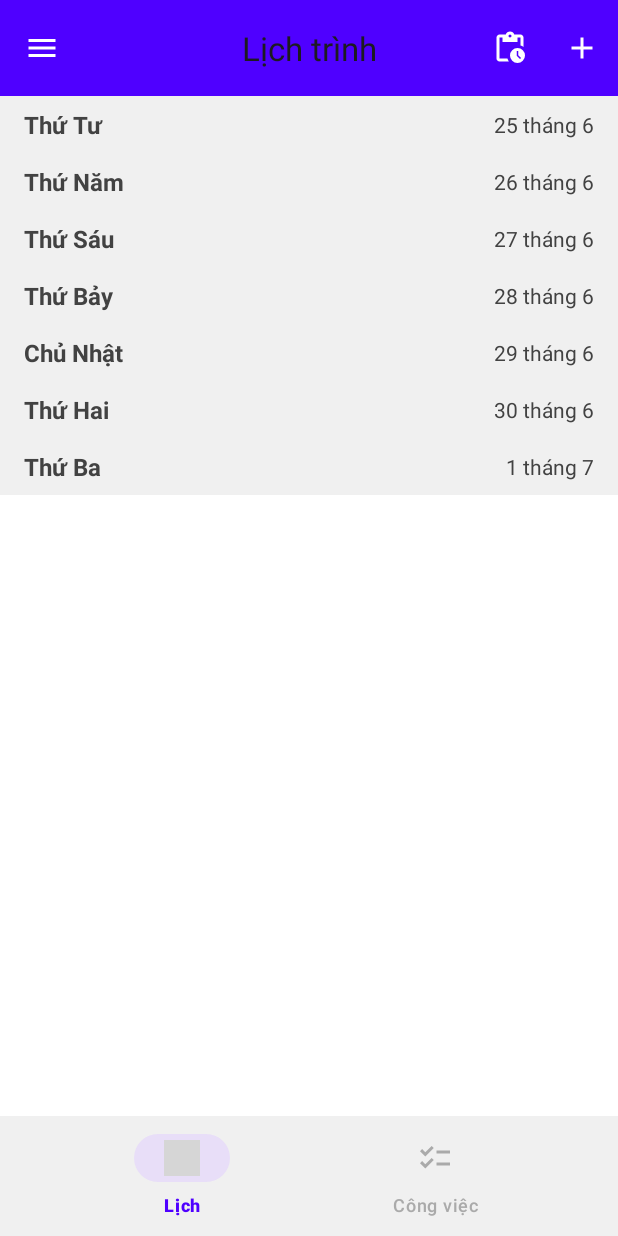
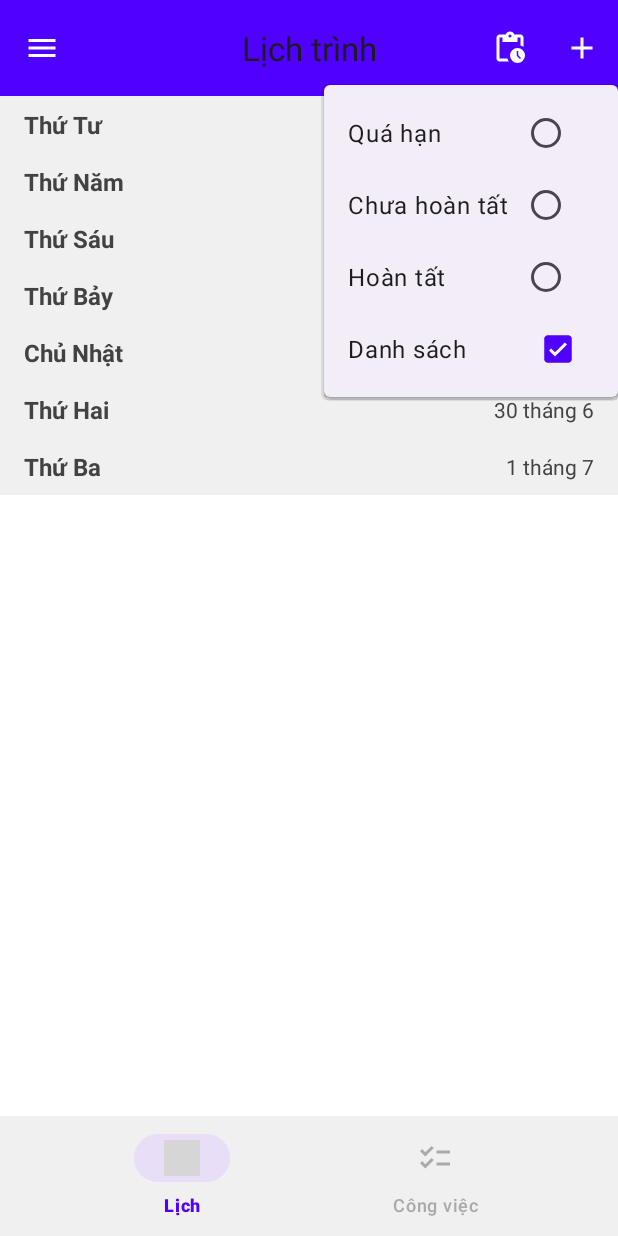
Before and after one commit to PhamNhat2518/android-task-scheduler, an Android app: the MainActivity screen opened directly, with no data from a screen before it, after a tap on "Lịch sử", on a phone screen of 412 x 824 dp. Run offline under Robolectric (Android 15) with nearby library versions, the phone set to English and light mode, and no system bars; our stand-ins replace Firebase (no records; nobody signed in at launch, a user with empty details on screens opened directly); grey boxes are pictures that could not be loaded.

Commit message:
làm giao diện khi click và icon calenda thì hiện ra PopupMenu

```diff
--- a/app/src/main/java/vn/edu/tlu/appquanlylichtrinh/controller/MainActivity.java
+++ b/app/src/main/java/vn/edu/tlu/appquanlylichtrinh/controller/MainActivity.java
@@ -4,6 +4,7 @@ import android.content.Intent;
 import android.os.Bundle;
 import android.view.Menu;
 import android.view.MenuItem;
+import android.view.View;
 import android.widget.Toast;
 import androidx.annotation.NonNull;
 import androidx.appcompat.app.AppCompatActivity;
@@ -28,7 +29,7 @@ import java.util.LinkedHashMap;
 import java.util.List;
 import java.util.Locale;
 import java.util.Map;
-
+import androidx.appcompat.widget.PopupMenu;
 import vn.edu.tlu.appquanlylichtrinh.R;
 import vn.edu.tlu.appquanlylichtrinh.model.Task;
 import vn.edu.tlu.appquanlylichtrinh.controller.ScheduleAdapter;
@@ -190,9 +191,8 @@ public class MainActivity extends AppCompatActivity {
             return true;
 
         } else if (id == R.id.action_history) {
-            // Xử lý click cho icon lịch sử bên phải
-            Toast.makeText(this, "Lịch sử đã được nhấn", Toast.LENGTH_SHORT).show();
-            // TODO: Code xử lý khi nhấn nút lịch sử
+            // Khi nhấn nút lịch sử, gọi hàm hiển thị popup menu
+            showFilterPopupMenu();
             return true;
 
         } else if (id == R.id.action_add) {
@@ -203,5 +203,72 @@ public class MainActivity extends AppCompatActivity {
         }
 
         return super.onOptionsItemSelected(item);
+
+
+    }
+    /**
+     * Hàm để hiển thị PopupMenu khi nhấn vào icon lịch sử.
+     */
+    private void showFilterPopupMenu() {
+        // Tìm View của icon lịch sử để PopupMenu hiện ra đúng vị trí
+        View menuItemView = findViewById(R.id.action_history);
+        if (menuItemView == null) {
+            // Dự phòng nếu không tìm thấy view (ví dụ trên các thiết bị cũ)
+            // Lấy view của toolbar làm vị trí neo
+            menuItemView = findViewById(R.id.toolbar);
+        }
+
+        PopupMenu popup = new PopupMenu(this, menuItemView);
+        // "Thổi phồng" file menu của chúng ta vào popup
+        popup.getMenuInflater().inflate(R.menu.filter_menu, popup.getMenu());
+
+        // --- Logic để hiển thị dấu tick ---
+        // Lấy mục menu "Danh sách"
+        MenuItem listMenuItem = popup.getMenu().findItem(R.id.filter_as_list);
+        // Đặt icon dấu tick nếu nó đang được chọn
+        if (listMenuItem.isChecked()) {
+            listMenuItem.setIcon(R.drawable.ic_check_24);
+        } else {
+            listMenuItem.setIcon(null);
+        }
+
+        // Đặt sự kiện lắng nghe khi một mục trong popup được chọn
+        popup.setOnMenuItemClickListener(menuItem -> {
+            int itemId = menuItem.getItemId();
+
+            if (itemId == R.id.filter_overdue || itemId == R.id.filter_incomplete || itemId == R.id.filter_complete) {
+                // Xử lý cho nhóm radio button
+                menuItem.setChecked(true); // Đánh dấu mục được chọn
+                Toast.makeText(this, "Đã chọn: " + menuItem.getTitle(), Toast.LENGTH_SHORT).show();
+                // TODO: Thêm logic lọc danh sách ở đây
+                return true;
+            } else if (itemId == R.id.filter_as_list) {
+                // Xử lý cho mục "Danh sách"
+                menuItem.setChecked(!menuItem.isChecked()); // Đảo trạng thái tick
+                if (menuItem.isChecked()) {
+                    menuItem.setIcon(R.drawable.ic_check_24);
+                } else {
+                    menuItem.setIcon(null);
+                }
+                // Giữ cho popup không bị đóng lại ngay lập tức để người dùng thấy sự thay đổi
+                menuItem.setShowAsAction(MenuItem.SHOW_AS_ACTION_COLLAPSE_ACTION_VIEW);
+                menuItem.setActionView(new View(getApplicationContext()));
+                menuItem.setOnActionExpandListener(new MenuItem.OnActionExpandListener() {
+                    @Override
+                    public boolean onMenuItemActionExpand(MenuItem item) {
+                        return false;
+                    }
+                    @Override
+                    public boolean onMenuItemActionCollapse(MenuItem item) {
+                        return false;
+                    }
+                });
+                return false; // Trả về false để menu không đóng lại
+            }
+            return false;
+        });
+
+        // Hiển thị popup menu
+        popup.show();
     }
 }
--- a/app/src/main/res/menu/filter_menu.xml
+++ b/app/src/main/res/menu/filter_menu.xml
@@ -1,4 +1,32 @@
 <?xml version="1.0" encoding="utf-8"?>
-<menu xmlns:android="http://schemas.android.com/apk/res/android">
+<menu xmlns:android="http://schemas.android.com/apk/res/android"
+    xmlns:app="http://schemas.android.com/apk/res-auto">
 
+    <!--
+        Nhóm này có hành vi giống như RadioGroup,
+        chỉ một item có thể được chọn tại một thời điểm.
+    -->
+    <group
+        android:id="@+id/filter_group_status"
+        android:checkableBehavior="single">
+        <item
+            android:id="@+id/filter_overdue"
+            android:title="Quá hạn" />
+        <item
+            android:id="@+id/filter_incomplete"
+            android:title="Chưa hoàn tất" />
+        <item
+            android:id="@+id/filter_complete"
+            android:title="Hoàn tất" />
+    </group>
+
+    <!--
+        Mục này là một lựa chọn riêng biệt, có thể được tick hoặc không.
+        Chúng ta sẽ tự quản lý việc hiển thị icon dấu tick bằng code.
+    -->
+    <item
+        android:id="@+id/filter_as_list"
+        android:title="Danh sách"
+        android:checkable="true"
+        android:checked="true" />
 </menu>
```
